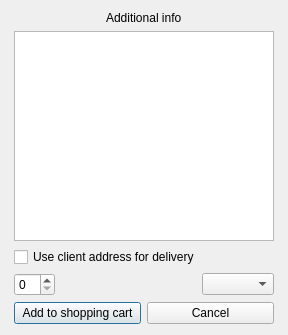
Above: ui/buy_book.ui from alexeikeler/db_course_project before the change. Below: the same form after it.
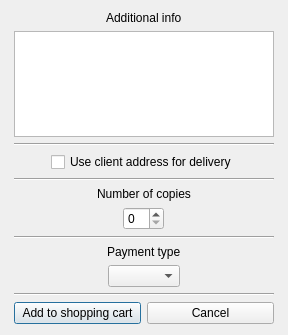
That is the form after the change. Icons and pictures are not drawn.

Diff of the .ui file:
```diff
--- a/ui/buy_book.ui
+++ b/ui/buy_book.ui
@@ -23,21 +23,35 @@
     </rect>
    </property>
    <layout class="QGridLayout" name="buy_book_layout">
-    <item row="0" column="0" alignment="Qt::AlignHCenter">
-     <widget class="QLabel" name="add_info_label">
+    <item row="11" column="0">
+     <widget class="Line" name="line">
+      <property name="orientation">
+       <enum>Qt::Horizontal</enum>
+      </property>
+     </widget>
+    </item>
+    <item row="9" column="0" alignment="Qt::AlignHCenter">
+     <widget class="QLabel" name="label_2">
       <property name="text">
-       <string>Additional info</string>
+       <string>Payment type</string>
       </property>
      </widget>
     </item>
-    <item row="2" column="0">
+    <item row="3" column="0" alignment="Qt::AlignHCenter">
      <widget class="QCheckBox" name="cli_addr_check_box">
       <property name="text">
        <string>Use client address for delivery</string>
       </property>
      </widget>
     </item>
-    <item row="4" column="0">
+    <item row="8" column="0">
+     <widget class="Line" name="line_2">
+      <property name="orientation">
+       <enum>Qt::Horizontal</enum>
+      </property>
+     </widget>
+    </item>
+    <item row="12" column="0">
      <layout class="QHBoxLayout" name="horizontalLayout">
       <item>
        <widget class="QPushButton" name="add_button">
@@ -63,19 +77,47 @@
       </item>
      </layout>
     </item>
-    <item row="3" column="0">
-     <layout class="QHBoxLayout" name="horizontalLayout_2">
-      <item alignment="Qt::AlignLeft">
-       <widget class="QSpinBox" name="amount_spin_box"/>
-      </item>
-      <item alignment="Qt::AlignRight">
-       <widget class="QComboBox" name="payment_type_check_box"/>
-      </item>
-     </layout>
-    </item>
     <item row="1" column="0">
      <widget class="QTextEdit" name="add_info_text_edit"/>
     </item>
+    <item row="10" column="0" alignment="Qt::AlignHCenter">
+     <widget class="QComboBox" name="payment_type_combo_box"/>
+    </item>
+    <item row="5" column="0" alignment="Qt::AlignHCenter">
+     <widget class="QLabel" name="label">
+      <property name="text">
+       <string>Number of copies</string>
+      </property>
+     </widget>
+    </item>
+    <item row="7" column="0">
+     <layout class="QHBoxLayout" name="horizontalLayout_2">
+      <item alignment="Qt::AlignHCenter">
+       <widget class="QSpinBox" name="amount_spin_box"/>
+      </item>
+     </layout>
+    </item>
+    <item row="4" column="0">
+     <widget class="Line" name="line_3">
+      <property name="orientation">
+       <enum>Qt::Horizontal</enum>
+      </property>
+     </widget>
+    </item>
+    <item row="0" column="0" alignment="Qt::AlignHCenter">
+     <widget class="QLabel" name="add_info_label">
+      <property name="text">
+       <string>Additional info</string>
+      </property>
+     </widget>
+    </item>
+    <item row="2" column="0">
+     <widget class="Line" name="line_4">
+      <property name="orientation">
+       <enum>Qt::Horizontal</enum>
+      </property>
+     </widget>
+    </item>
    </layout>
   </widget>
  </widget>
```
